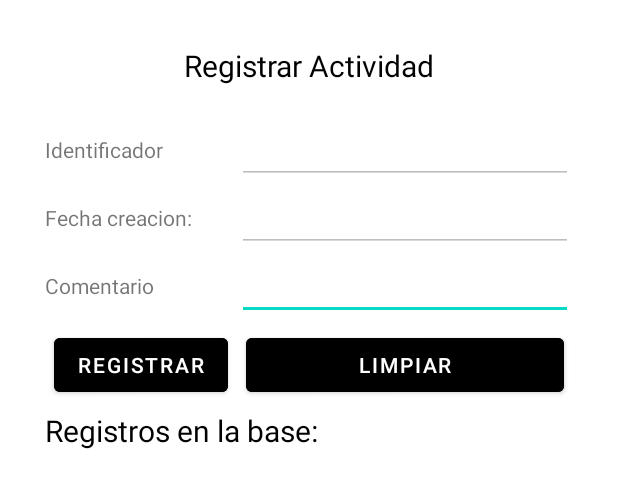
After one commit to MigueGaldamez/Proyecto_2_PDM115_G10, an Android app: the layout activity_registrar_actividad.xml on its own in the app's theme, with its tools: preview values and no code run, on a phone screen of 412 x 824 dp. The commit adds this screen. Shown: the top 488 px of the screen. Run offline under Robolectric (Android 15) with nearby library versions, the phone set to English and light mode, and no system bars.

Commit message:
ALARMA FUNCIONANDO Y activity para registrar fecha para AA15020

```diff
--- a/app/src/main/java/com/example/habitos_saludables_g10/DiasRealizado.java
+++ /dev/null
@@ -1,4 +0,0 @@
-package com.example.habitos_saludables_g10;
-
-public class DiasRealizado {
-}
--- /dev/null
+++ b/app/src/main/res/layout/activity_registrar_actividad.xml
@@ -0,0 +1,74 @@
+<?xml version="1.0" encoding="utf-8"?>
+<TableLayout xmlns:android="http://schemas.android.com/apk/res/android"
+    xmlns:app="http://schemas.android.com/apk/res-auto"
+    xmlns:tools="http://schemas.android.com/tools"
+    android:layout_width="match_parent"
+    android:layout_height="match_parent"
+    tools:context=".RegistrarActividadActivity"
+    android:stretchColumns="1"
+    android:orientation="vertical"
+    android:padding="30dp">
+
+    <TextView
+        android:id="@+id/idhabitoR"
+        android:layout_width="match_parent"
+        android:layout_height="wrap_content"
+        android:text="@string/RegistrarR"
+        android:textSize="20dp"
+        android:textAlignment="center"
+        android:textColor="@color/black" />
+
+    <TableRow android:gravity="center" android:layout_marginTop="20dp">
+        <TextView android:text="@string/idHabito"/>
+        <EditText
+            android:id="@+id/idhabitoR2"
+            android:inputType="text"
+            android:maxLength="20"
+            android:enabled="false"/>
+
+    </TableRow>
+    <TableRow android:gravity="center">
+        <TextView android:text="@string/fechaCreacion" />
+        <EditText
+            android:id="@+id/editfechaR"
+            android:inputType="text"
+            android:maxLength="20"
+            android:enabled="false"/>
+    </TableRow>
+    <TableRow android:gravity="center">
+        <TextView android:text="@string/Comentario"/>
+        <EditText
+            android:id="@+id/editComentarioR"
+            android:inputType="text"
+            android:maxLength="200" />
+    </TableRow>
+    <TableRow android:gravity="center">
+        <Button
+            android:onClick="insertarRegistro"
+            android:text="@string/insertar"
+            android:layout_margin="6dp"
+            android:backgroundTint="@color/boton_fondo"
+            android:textColor="@color/boton_texto"/>
+
+        <Button
+            android:layout_width="120dp"
+            android:onClick="limpiarTextoR"
+            android:text="@string/limpiar"
+            android:layout_margin="6dp"
+            android:backgroundTint="@color/boton_fondo"
+            android:textColor="@color/boton_texto"/>
+    </TableRow>
+    <TextView
+        android:layout_width="match_parent"
+        android:layout_height="wrap_content"
+        android:text="@string/Registros"
+        android:textSize="20dp"
+        android:textColor="@color/black" />
+    <ListView
+        android:id="@+id/listRegistros"
+        android:layout_width="match_parent"
+        android:layout_height="274dp"
+        android:layout_marginTop="10dp"
+        android:layout_marginBottom="10dp" />
+
+</TableLayout>
--- a/app/src/main/res/layout/fragment_home.xml
+++ b/app/src/main/res/layout/fragment_home.xml
@@ -23,6 +23,7 @@
         android:layout_height="274dp"
         android:layout_marginTop="10dp"
         android:layout_marginBottom="10dp" />
+
 
     <Button
         android:text="@string/AgregarHabito"
--- a/app/src/main/res/layout/item_habito.xml
+++ b/app/src/main/res/layout/item_habito.xml
@@ -5,7 +5,8 @@
     android:orientation="vertical"
     android:layout_margin="20dp"
     android:padding="10dp"
-    android:background="@drawable/borde_items">
+    android:background="@drawable/borde_items"
+    android:descendantFocusability="blocksDescendants">
     <LinearLayout
         android:layout_marginTop="5dp"
         android:orientation="horizontal"
--- a/app/src/main/res/values/strings.xml
+++ b/app/src/main/res/values/strings.xml
@@ -52,5 +52,9 @@
     <string name="naturaleza1">Sonidos de la naturaleza para aliviar el estres.</string>
     <string name="naturaleza2">Fluir del agua para canalizar nuestras molestias.</string>
     <string name="naturaleza3">Sonidos para meditar y practicar yoga.</string>
+    <string name="RegistrarR">Registrar Actividad</string>
+    <string name="Comentario">Comentario</string>
+    <string name="Registros">Registros en la base:</string>
+    <string name="estableceralarma">Crear alarma</string>
 
 </resources>
```
Also changed, not shown: app/src/main/AndroidManifest.xml (+5 -3 lines), app/src/main/java/com/example/habitos_saludables_g10/ControlBD.java (+79 -1 lines), app/src/main/java/com/example/habitos_saludables_g10/HabitoInsertarActivity.java (+79 -8 lines), app/src/main/java/com/example/habitos_saludables_g10/MenuPrincipalActivity.java (+47 -5 lines), app/src/main/java/com/example/habitos_saludables_g10/RegistrarActividadActivity.java (added, +115 -0 lines), app/src/main/java/com/example/habitos_saludables_g10/Registro.java (added, +57 -0 lines), app/src/main/res/layout/activity_habito_insertar.xml (+15 -1 lines), app/src/main/res/layout/item_registro.xml (added, +83 -0 lines).
